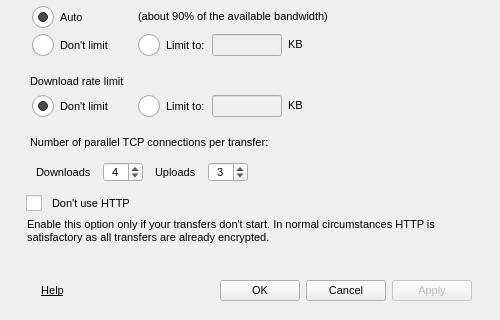
Before: the Qt Designer form src/MEGASync/gui/linux/SettingsDialog.ui in meganz/MEGAsync, drawn with Qt 5; both pictures show x 0 to 500 and y 213 to 533 of the 500 by 533 pixel window.
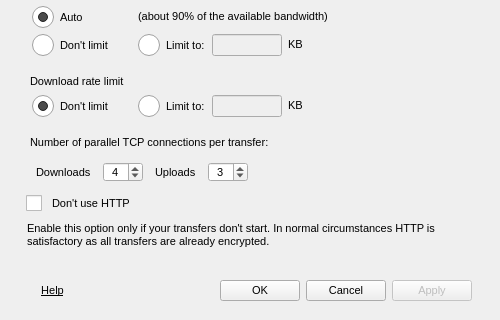
After: the same form once the commit is applied. The open tabs and pages were chosen to show the change. Icons and pictures are not drawn.

Commit message: Fixed a visual bug in a label

Patch:
```diff
--- a/src/MEGASync/gui/linux/SettingsDialog.ui
+++ b/src/MEGASync/gui/linux/SettingsDialog.ui
@@ -2741,18 +2741,52 @@
         </widget>
        </item>
        <item>
-        <widget class="QLabel" name="label">
+       <widget class="QPlainTextEdit" name="tNoHttp">
+        <property name="enabled">
+         <bool>true</bool>
+        </property>
+        <property name="sizePolicy">
+         <sizepolicy hsizetype="Expanding" vsizetype="Maximum">
+          <horstretch>0</horstretch>
+          <verstretch>0</verstretch>
+         </sizepolicy>
+        </property>
+        <property name="minimumSize">
+         <size>
+          <width>0</width>
+          <height>46</height>
+         </size>
+        </property>
+        <property name="maximumSize">
+         <size>
+          <width>16777215</width>
+          <height>46</height>
+         </size>
+        </property>
+        <property name="focusPolicy">
+         <enum>Qt::NoFocus</enum>
+        </property>
          <property name="styleSheet">
-          <string notr="true">padding-right: 6px;</string>
-         </property>
-         <property name="text">
+         <string notr="true">padding-top: -6px;
+padding-left: 23px;
+padding-right: 23px;
+background: transparent;
+border: none;</string>
+        </property>
+        <property name="verticalScrollBarPolicy">
+         <enum>Qt::ScrollBarAlwaysOff</enum>
+        </property>
+        <property name="horizontalScrollBarPolicy">
+         <enum>Qt::ScrollBarAlwaysOff</enum>
+        </property>
+        <property name="readOnly">
+         <bool>true</bool>
+        </property>
+        <property name="plainText">
           <string>Enable this option only if your transfers don't start. In normal circumstances HTTP is satisfactory as all transfers are already encrypted.</string>
          </property>
-         <property name="wordWrap">
-          <bool>true</bool>
-         </property>
-         <property name="indent">
-          <number>22</number>
+        <property name="textInteractionFlags">
+         <set>Qt::NoTextInteraction</set>
          </property>
         </widget>
        </item>
```
Lines whose indentation alone changed are shown as unchanged. The commit also changes 3 other files.
